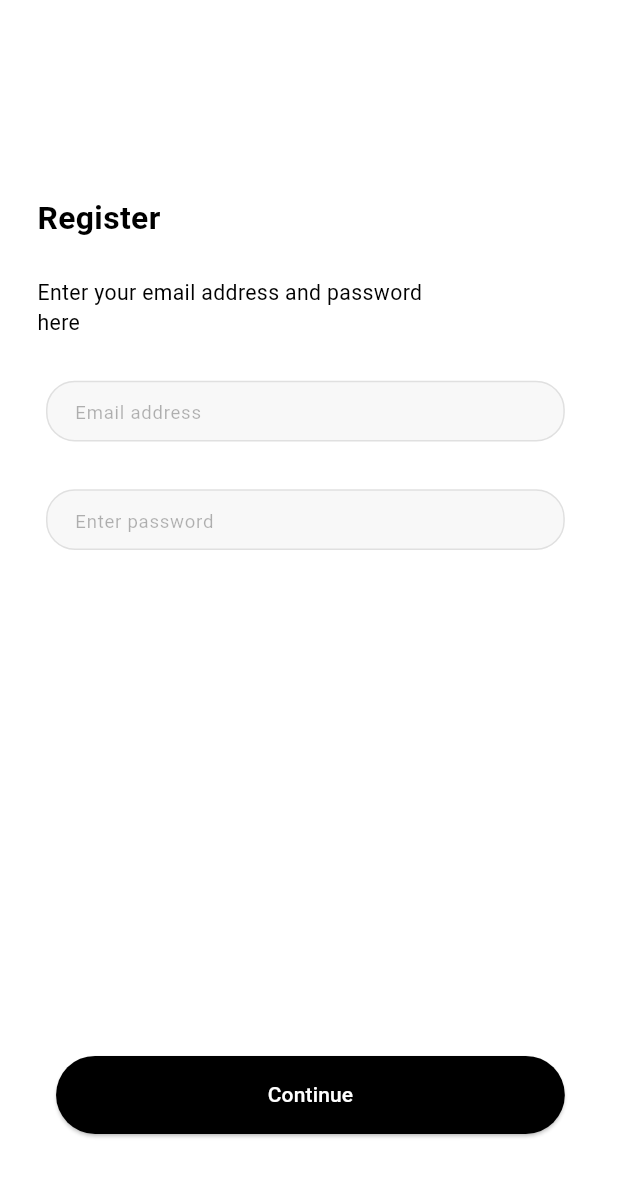
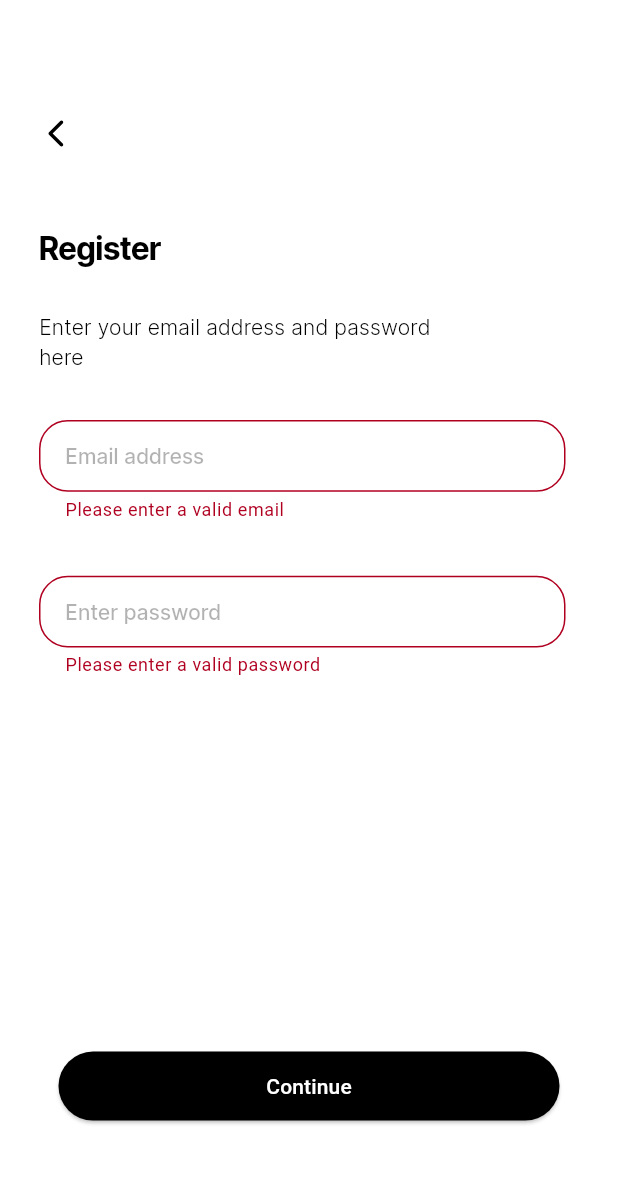
Before and after one commit to nonyonah/albus, a Flutter app: the screen it shows after launch, after a tap on "Continue", on a phone screen of 412 x 824 dp. Shown: the top 1177 px of the screen. Run offline on Flutter 3.47's test engine with Material 3 defaults, Android fonts, the phone set to English and light mode, and no system bars; our stand-ins replace cached_network_image, connectivity_plus, flutter_svg, google_fonts, shared_preferences; Roboto replaces fonts that are missing (InterTight).

Commit message:
committed a lot of changes including custom image veiw

```diff
--- /dev/null
+++ b/lib/core/utils/image_constant.dart
@@ -0,0 +1,4 @@
+class ImageConstant {
+  static String imagePath = 'assets/images';
+  static String imgArrowLeft = '$imagePath/BackButton.svg';
+}
--- a/lib/screens/register_screen.dart
+++ b/lib/screens/register_screen.dart
@@ -1,9 +1,12 @@
 import 'package:flutter/material.dart';
+import 'package:myapp/core/utils/image_constant.dart';
+import 'package:myapp/core/utils/navigator_service.dart';
 import 'package:myapp/core/utils/size_utils.dart';
 import 'package:myapp/core/utils/validation_functions.dart';
 import 'package:myapp/themes/custom_text_style.dart';
 import 'package:myapp/themes/theme_helper.dart';
 import 'package:myapp/widgets/custom_elevated_button.dart';
+import 'package:myapp/widgets/custom_image_view.dart';
 import 'package:myapp/widgets/custom_text_form.dart';
 import 'package:myapp/screens/models/register_model.dart';
 import 'package:myapp/screens/provider/register_provider.dart';
@@ -12,9 +15,9 @@ import 'package:provider/provider.dart';
 class RegisterScreen extends StatefulWidget {
   const RegisterScreen({super.key});
 
-
   @override
   RegisterScreenState createState() => RegisterScreenState();
+
   static Widget builder(BuildContext context) {
     return ChangeNotifierProvider(
       create: (context) => RegisterProvider(),
@@ -33,14 +36,16 @@ class RegisterScreenState extends State<RegisterScreen> {
 
   @override
   Widget build(BuildContext context) {
+    final theme = Theme.of(context);
+
     return SafeArea(
       child: Scaffold(
-        backgroundColor: appTheme.whiteA700,
+        backgroundColor: theme.colorScheme.surface,
         resizeToAvoidBottomInset: false,
         body: Center(
           child: SingleChildScrollView(
             padding: EdgeInsets.only(
-              bottom: MediaQuery.of(context).viewInsets.bottom
+              bottom: MediaQuery.of(context).viewInsets.bottom,
             ),
             child: SizedBox(
               height: SizeUtils.height,
@@ -49,30 +54,28 @@ class RegisterScreenState extends State<RegisterScreen> {
                 child: Container(
                   width: double.maxFinite,
                   padding: EdgeInsets.symmetric(
-                    horizontal: 26.h,
-                    vertical: 77.v,
+                    horizontal: 26,
+                    vertical: 77,
                   ),
                   child: Column(
                     crossAxisAlignment: CrossAxisAlignment.start,
                     mainAxisAlignment: MainAxisAlignment.center,
                     children: [
-                      SizedBox(height: 21.v),
-                      //CustomImageView(
-                      //imagePath: ImageConstant.imgArrowLeft,
-                      //height: 24.adaptSize,
-                      //width: 24.adaptSize,
-                      //onTap: () {
-                      //onTapBackImgArrow(context);},
-                      //),
-                      SizedBox(height: 50.v),
+                      CustomImageView(
+                        imagePath: ImageConstant.imgArrowLeft,
+                        height: 24,
+                        width: 24,
+                        onTap: () => onTapBackImgArrow(context),
+                      ),
+                      SizedBox(height: 50),
                       Text(
                         'Register',
                         style: theme.textTheme.headlineSmall,
                       ),
-                      SizedBox(height: 27.v),
+                      SizedBox(height: 29),
                       Container(
-                        width: 282.h,
-                        margin: EdgeInsets.only(right: 95.h),
+                        width: 282,
+                        margin: EdgeInsets.only(right: 95),
                         child: Text(
                           'Enter your email address and password here',
                           maxLines: 2,
@@ -82,84 +85,66 @@ class RegisterScreenState extends State<RegisterScreen> {
                           ),
                         ),
                       ),
-                      SizedBox(height: 33.v),
+                      SizedBox(height: 32),
                       Padding(
-                        padding: EdgeInsets.only(
-                          left: 6.h,
-                          right: 11.h,
-                        ),
-                        child:
-                        Selector<RegisterProvider, TextEditingController?>(
+                        padding: EdgeInsets.only(right: 9),
+                        child: Selector<RegisterProvider, TextEditingController?>(
                           selector: (context, provider) => provider.emailInputController,
                           builder: (context, emailInputController, child) {
                             return CustomTextFormField(
                               controller: emailInputController,
                               hintText: 'Email address',
-                              hintStyle: CustomTextStyle.bodyMediumInterTightOnPrimaryContainer,
+                              hintStyle: CustomTextStyle.titleMediumInterTightPrimary,
                               textInputType: TextInputType.emailAddress,
                               validator: (value) {
-                                if (value == null ||
-                                (!isValidEmail(value, isRequired: true))) {
-                                  return 'Please enter valid email';
+                                if (value == null || !isValidEmail(value, isRequired: true)) {
+                                  return 'Please enter a valid email';
                                 }
                                 return null;
                               },
-                              contentPadding: EdgeInsets.symmetric(
-                                horizontal: 16.h,
-                                vertical: 11.v,
-                              ),
-                              border:
-                              TextFormFieldStyleHelper.outlineOnPrimary,
+                              border: TextFormFieldStyleHelper.outlineOnPrimary,
                               filled: true,
-                              fillColor: appTheme.gray50,
+                              fillColor: theme.colorScheme.surface,
                             );
                           },
                         ),
                       ),
-                      SizedBox(height: 36.v),
+                      SizedBox(height: 36),
                       Padding(
-                        padding: EdgeInsets.only(
-                          left: 6.h,
-                          right: 11.h
-                        ),
-                        child:
-                        Selector<RegisterProvider, TextEditingController?>(
+                        padding: EdgeInsets.only(right: 9),
+                        child: Selector<RegisterProvider, TextEditingController?>(
                           selector: (context, provider) => provider.passwordInputController,
                           builder: (context, passwordInputController, child) {
                             return CustomTextFormField(
                               controller: passwordInputController,
                               hintText: 'Enter password',
-                              hintStyle: CustomTextStyle.bodyMediumInterTightOnPrimaryContainer,
+                              hintStyle: CustomTextStyle.titleMediumInterTightPrimary,
                               textInputAction: TextInputAction.done,
-                              textInputType:  TextInputType.visiblePassword,
+                              textInputType: TextInputType.visiblePassword,
                               validator: (value) {
-                                if (value == null ||
-                                (!isValidEmail(value, isRequired: true))) {
-                                  return 'Please enter valid password';
+                                if (value == null || value.length < 6) {
+                                  return 'Please enter a valid password';
                                 }
                                 return null;
                               },
-                              contentPadding: EdgeInsets.symmetric(
-                                horizontal: 16.h,
-                                vertical: 11.v,
-                              ),
-                              border:
-                              TextFormFieldStyleHelper.outlineOnPrimary,
+                              border: TextFormFieldStyleHelper.outlineOnPrimary,
                               filled: true,
-                              fillColor: appTheme.gray50,
+                              fillColor: theme.colorScheme.surface,
                             );
-                          }
+                          },
                         ),
                       ),
-                      Spacer(),
+                      const Spacer(),
                       CustomElevatedButton(
                         text: 'Continue',
-                        margin: EdgeInsets.only(
-                          left: 13.h,
-                          right: 11.h,
+                        margin: EdgeInsets.symmetric(horizontal: 13),
+                        alignment: Alignment.center,
+                        onPressed: () {
+                          if (_formKey.currentState?.validate() ?? false) {
+                            // Handle form submission
+                          }
+                        },
                       ),
-                        alignment: Alignment.center,
-                      )
                     ],
                   ),
                 ),
@@ -167,7 +152,11 @@ class RegisterScreenState extends State<RegisterScreen> {
             ),
           ),
         ),
-      )
+      ),
     );
   }
+
+  void onTapBackImgArrow(BuildContext context) {
+    NavigatorService.goBack();
   }
+}
--- a/lib/themes/custom_text_style.dart
+++ b/lib/themes/custom_text_style.dart
@@ -5,16 +5,16 @@ import 'package:myapp/themes/theme_helper.dart';
 extension on TextStyle {
   TextStyle get interTight {
     return copyWith(
-      fontFamily: 'InterTight',
+      fontFamily: 'Inter Tight',
     );
   }
 }
 
 class CustomTextStyle {
-  static get bodyMediumInterTightOnPrimaryContainer =>
-  theme.textTheme.bodyMedium!.interTight.copyWith(
-    color: theme.colorScheme.onPrimaryContainer,
-    fontSize: 14.fSize,
+  static get titleMediumInterTightPrimary =>
+  theme.textTheme.titleMedium!.interTight.copyWith(
+    color: theme.colorScheme.primary.withOpacity(0.3),
+    fontWeight: FontWeight.w500,
   );
 
   static get titleMediumInterTightWhiteA700 =>
--- a/lib/themes/theme_helper.dart
+++ b/lib/themes/theme_helper.dart
@@ -1,5 +1,6 @@
 import 'dart:ui';
 import 'package:flutter/material.dart';
+import 'package:google_fonts/google_fonts.dart';
 import 'package:myapp/core/utils/pref_utils.dart';
 import 'package:myapp/core/utils/size_utils.dart';
 
@@ -54,25 +55,25 @@ class TextThemes {
     bodyLarge: TextStyle(
       color: colorScheme.primary,
       fontSize: 16.fSize,
-      fontFamily: 'InterTight',
-      fontWeight: FontWeight.w400,
+      fontFamily: GoogleFonts.interTight().fontFamily,
+      fontWeight: FontWeight.w300,
     ),
     bodyMedium: TextStyle(
       color: colorScheme.primary,
       fontSize: 13.fSize,
-      fontFamily: 'InterTight',
+      fontFamily: GoogleFonts.interTight().fontFamily,
       fontWeight: FontWeight.w400,
     ),
     headlineSmall: TextStyle(
       color: colorScheme.primary,
       fontSize: 24.fSize,
-      fontFamily: 'InterTight',
+      fontFamily: GoogleFonts.interTight().fontFamily,
       fontWeight: FontWeight.w700,
     ),
     titleMedium: TextStyle(
       color: colorScheme.primary,
       fontSize: 16.fSize,
-      fontFamily: 'InterTight',
+      fontFamily: GoogleFonts.interTight().fontFamily,
       fontWeight: FontWeight.w700,
     ),
   );
--- a/lib/widgets/custom_elevated_button.dart
+++ b/lib/widgets/custom_elevated_button.dart
@@ -1,4 +1,5 @@
 import 'package:flutter/material.dart';
+import 'package:myapp/core/utils/size_utils.dart';
 
 abstract class BaseButton extends StatelessWidget {
   final EdgeInsets? margin;
@@ -57,7 +58,7 @@ class CustomElevatedButton extends BaseButton {
   }
 
   Widget _buildElevatedButtonWidget() => Container(
-        height: height ?? 52,
+        height: height ?? 52.v,
         width: width ?? double.maxFinite,
         margin: margin,
         decoration: decoration,
--- /dev/null
+++ b/lib/widgets/custom_image_view.dart
@@ -0,0 +1,132 @@
+import 'dart:io';
+import 'package:flutter/material.dart';
+import 'package:cached_network_image/cached_network_image.dart';
+import 'package:flutter_svg/flutter_svg.dart';
+
+extension ImageTypeExtension on String {
+  ImageType get imageType {
+    if (this.startsWith('http') || this.startsWith('https')) {
+      return ImageType.network;
+    } else if (this.endsWith('svg')) {
+      return ImageType.svg;
+    } else if (this.startsWith('file://')) {
+      return ImageType.file;
+    } else if (this.endsWith('png')) {
+      return ImageType.png;
+    } else {
+      return ImageType.unknown;
+    }
+  }
+}
+
+enum ImageType { svg, png, network, file, unknown }
+
+class CustomImageView extends StatelessWidget {
+  CustomImageView({
+    Key? key,
+    this.imagePath,
+    this.height,
+    this.width,
+    this.color,
+    this.fit,
+    this.alignment,
+    this.onTap,
+    this.radius,
+    this.margin,
+    this.border,
+    this.placeHolder = 'assets/images/image_not_found.png',
+  }) : super(key: key);
+
+  final String? imagePath;
+  final double? height;
+  final double? width;
+  final Color? color;
+  final BoxFit? fit;
+  final Alignment? alignment;
+  final VoidCallback? onTap;
+  final double? radius;
+  final EdgeInsetsGeometry? margin;
+  final BorderRadius? border;
+  final String placeHolder;
+
+  @override
+  Widget build(BuildContext context) {
+    return alignment != null
+        ? Align(alignment: alignment!, child: _buildWidget())
+        : _buildWidget();
+  }
+
+  Widget _buildWidget() {
+    return Padding(
+      padding: margin ?? EdgeInsets.zero,
+      child: InkWell(
+        onTap: onTap,
+        child: _buildImage(),
+      ),
+    );
+  }
+
+  Widget _buildImage() {
+    switch (imagePath!.imageType) {
+      case ImageType.svg:
+        return Container(
+          height: height,
+          width: width,
+          child: SvgPicture.asset(
+            imagePath!,
+            height: height,
+            width: width,
+            fit: fit ?? BoxFit.contain,
+            colorFilter: color != null
+                ? ColorFilter.mode(color!, BlendMode.srcIn)
+                : null,
+          ),
+        );
+      case ImageType.file:
+        return Image.file(
+          File(imagePath!),
+          height: height,
+          width: width,
+          fit: fit ?? BoxFit.cover,
+          color: color,
+        );
+      case ImageType.network:
+        return CachedNetworkImage(
+          imageUrl: imagePath!,
+          height: height,
+          width: width,
+          fit: fit ?? BoxFit.cover,
+          color: color,
+          placeholder: (context, url) => Container(
+            height: 30,
+            width: 30,
+            child: LinearProgressIndicator(
+              color: Colors.grey.shade200,
+              backgroundColor: Colors.grey.shade100,
+            ),
+          ),
+          errorWidget: (context, url, error) => Image.asset(
+            placeHolder,
+            height: height,
+            width: width,
+            fit: fit ?? BoxFit.cover,
+          ),
+        );
+      case ImageType.png:
+        return Image.asset(
+          imagePath!,
+          height: height,
+          width: width,
+          fit: fit ?? BoxFit.cover,
+          color: color,
+        );
+      case ImageType.unknown:
+        return Image.asset(
+          placeHolder,
+          height: height,
+          width: width,
+          fit: fit ?? BoxFit.cover,
+        );
+    }
+  }
+}
--- a/lib/widgets/custom_text_form.dart
+++ b/lib/widgets/custom_text_form.dart
@@ -1,5 +1,6 @@
 import 'package:flutter/material.dart';
 import 'package:myapp/core/utils/size_utils.dart';
+import 'package:myapp/themes/custom_text_style.dart';
 import 'package:myapp/themes/theme_helper.dart';
 
 extension TextFormFieldStyleHelper on CustomTextFormField {
@@ -75,7 +76,7 @@ class CustomTextFormField extends StatelessWidget {
   Widget textFormFieldWidget(BuildContext context) => SizedBox(
         width: width ?? double.maxFinite,
         child: TextFormField(
-          scrollPadding: scrollPadding ?? EdgeInsets.only(bottom: MediaQuery.of(context).viewInsets.bottom),
+          scrollPadding: EdgeInsets.only(bottom: MediaQuery.of(context).viewInsets.bottom),
           controller: controller,
           focusNode: focusNode,
           onTapOutside: (event) {
@@ -86,7 +87,7 @@ class CustomTextFormField extends StatelessWidget {
             }
           },
           autofocus: autoFocus,
-          style: textStyle,
+          style: textStyle ?? CustomTextStyle.titleMediumInterTightPrimary,
           obscureText: obscureText,
           textInputAction: textInputAction,
           keyboardType: textInputType,
@@ -98,14 +99,14 @@ class CustomTextFormField extends StatelessWidget {
 
   InputDecoration get decoration => InputDecoration(
         hintText: hintText,
-        hintStyle: hintStyle,
+        hintStyle: hintStyle ?? CustomTextStyle.titleMediumInterTightPrimary,
         prefixIcon: prefix,
         prefixIconConstraints: prefixConstraints,
         suffixIcon: suffix,
         suffixIconConstraints: suffixConstraints,
-        contentPadding: contentPadding,
+        contentPadding: contentPadding ?? EdgeInsets.all(14.h),
         isDense: true,
-        fillColor: fillColor,
+        fillColor: fillColor ?? appTheme.gray50,
         filled: filled,
         border: border ?? InputBorder.none,
         enabledBorder: border ?? InputBorder.none,
```
Also changed, not shown: pubspec.yaml (+21 -0 lines), assets/fonts/InterTight-Black.ttf (added), assets/fonts/InterTight-Bold.ttf (added), assets/fonts/InterTight-ExtraBold.ttf (added), assets/fonts/InterTight-ExtraLight.ttf (added), assets/fonts/InterTight-Light.ttf (added), assets/fonts/InterTight-Medium.ttf (added), assets/fonts/InterTight-Regular.ttf (added), assets/fonts/InterTight-SemiBold.ttf (added), assets/images/BackButton.svg (added), pubspec.lock. Lines whose indentation alone changed are shown as unchanged.
